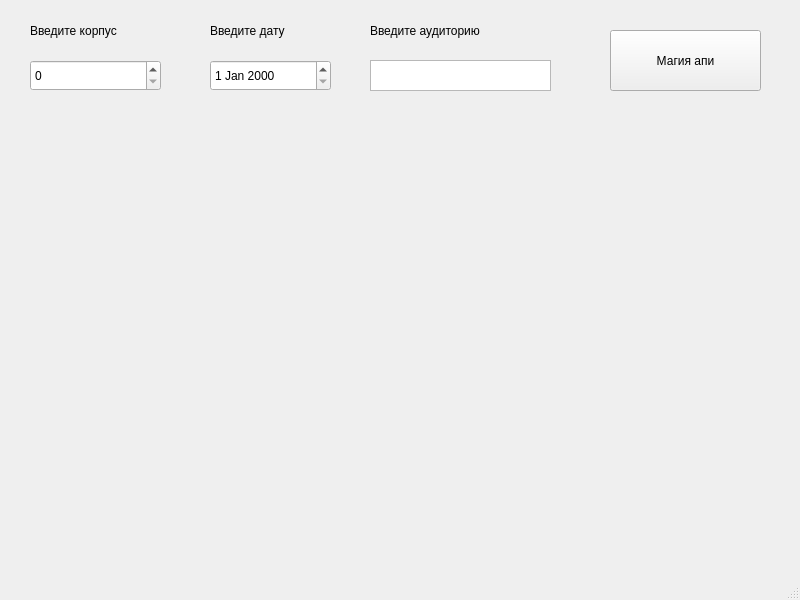
Before: the Qt Designer form mainwindow.ui in tlitvinava/UniSpace-Tracker, drawn with Qt 5.
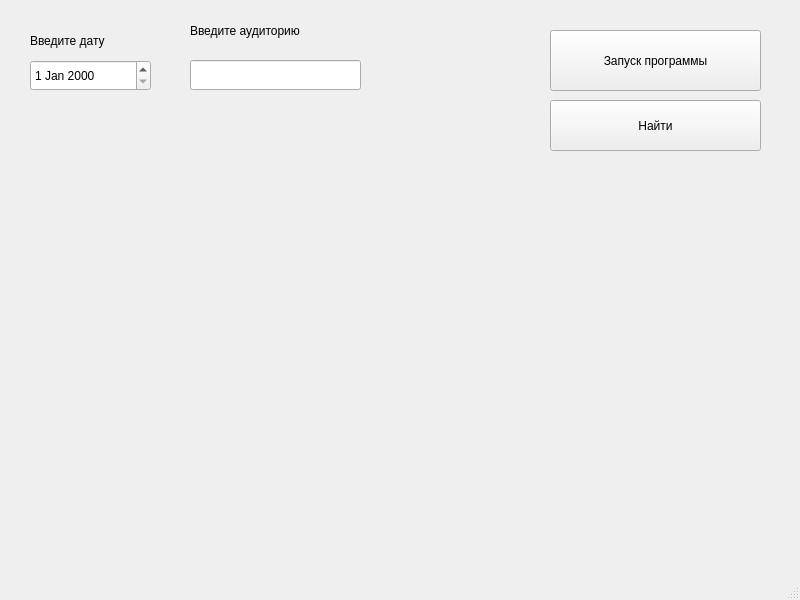
After: the same form once the commit is applied.

```diff
--- a/mainwindow.ui
+++ b/mainwindow.ui
@@ -14,47 +14,24 @@
    <string>MainWindow</string>
   </property>
   <widget class="QWidget" name="centralwidget">
-   <widget class="QLabel" name="label_2">
+   <widget class="QPushButton" name="startButton">
     <property name="geometry">
      <rect>
-      <x>30</x>
-      <y>10</y>
-      <width>171</width>
-      <height>41</height>
-     </rect>
-    </property>
-    <property name="text">
-     <string>Введите корпус</string>
-    </property>
-   </widget>
-   <widget class="QPushButton" name="pushButton_2">
-    <property name="geometry">
-     <rect>
-      <x>610</x>
+      <x>550</x>
       <y>30</y>
-      <width>151</width>
+      <width>211</width>
       <height>61</height>
      </rect>
     </property>
     <property name="text">
-     <string>Магия апи</string>
-    </property>
-   </widget>
-   <widget class="QSpinBox" name="spinBox">
-    <property name="geometry">
-     <rect>
-      <x>30</x>
-      <y>60</y>
-      <width>131</width>
-      <height>31</height>
-     </rect>
+     <string>Запуск программы</string>
     </property>
    </widget>
    <widget class="QLabel" name="label">
     <property name="geometry">
      <rect>
-      <x>210</x>
-      <y>10</y>
+      <x>30</x>
+      <y>20</y>
       <width>131</width>
       <height>41</height>
      </rect>
@@ -66,7 +43,7 @@
    <widget class="QDateEdit" name="dateEdit">
     <property name="geometry">
      <rect>
-      <x>210</x>
+      <x>30</x>
       <y>60</y>
       <width>121</width>
       <height>31</height>
@@ -76,7 +53,7 @@
    <widget class="QLabel" name="label_3">
     <property name="geometry">
      <rect>
-      <x>370</x>
+      <x>190</x>
       <y>10</y>
       <width>191</width>
       <height>41</height>
@@ -86,13 +63,26 @@
      <string>Введите аудиторию</string>
     </property>
    </widget>
-   <widget class="QTextEdit" name="textEdit">
+   <widget class="QPushButton" name="findButton">
     <property name="geometry">
      <rect>
-      <x>370</x>
+      <x>550</x>
+      <y>100</y>
+      <width>211</width>
+      <height>51</height>
+     </rect>
+    </property>
+    <property name="text">
+     <string>Найти</string>
+    </property>
+   </widget>
+   <widget class="QLineEdit" name="lineEdit">
+    <property name="geometry">
+     <rect>
+      <x>190</x>
       <y>60</y>
-      <width>181</width>
-      <height>31</height>
+      <width>171</width>
+      <height>30</height>
      </rect>
     </property>
    </widget>
```
